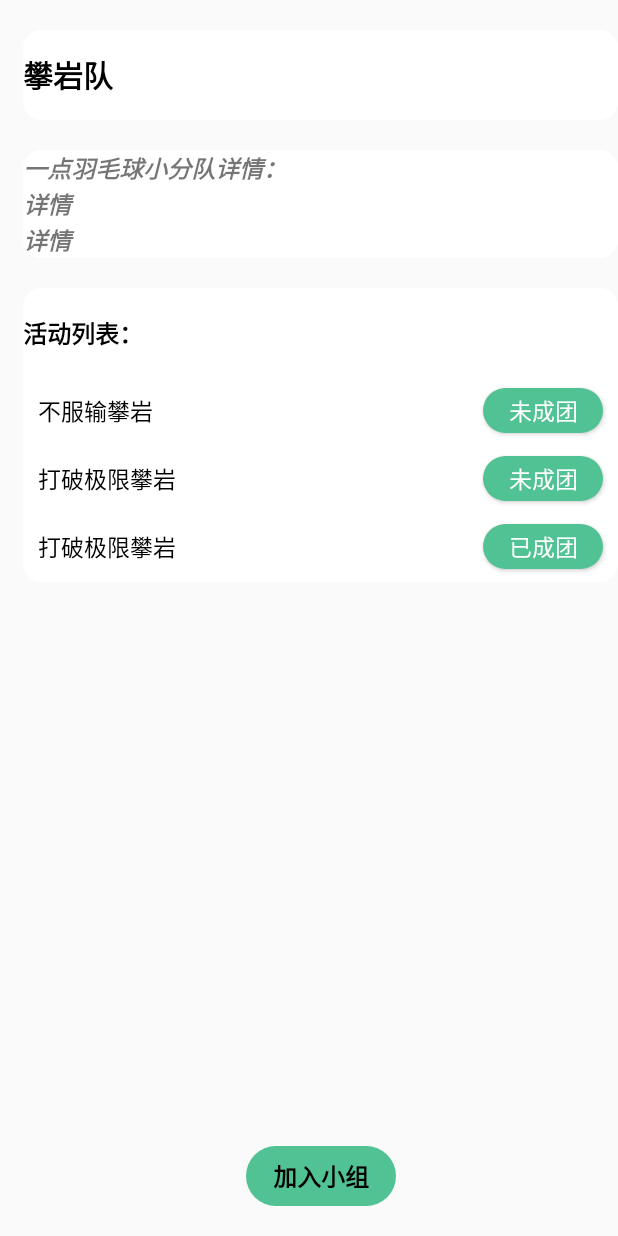
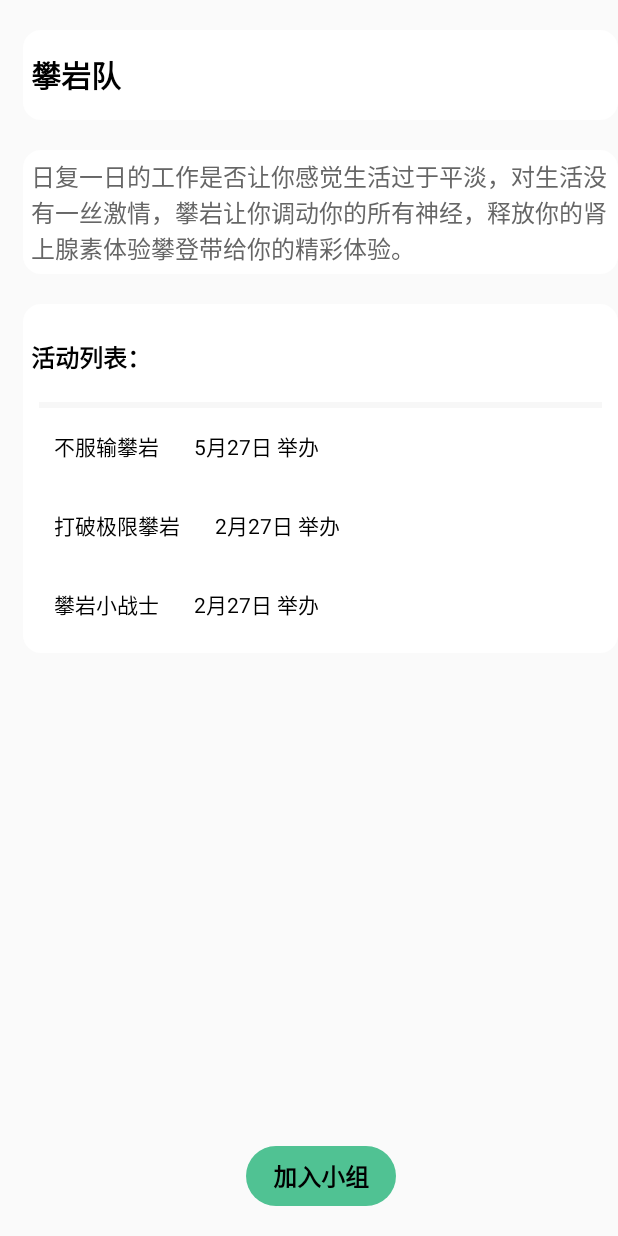
Before and after one commit to WeihaoJiang/sport, an Android app: the screen it shows after launch (GroupDetailActivity), after a tap on an icon or button, on a phone screen of 412 x 824 dp. Run offline under Robolectric (Android 15) with nearby library versions, the phone set to English and light mode, and no system bars; our stand-ins replace CircleImageView, EventBus; libraries missing offline, so code that uses them is left out: com.alibaba.fastjson, com.avos.avoscloud; 1 statement that could not run was skipped; 2 other taps on this screen came first.

Commit message:
update:修改小组分队界面

```diff
--- a/app/src/main/java/com/example/jiangweihao/sport/coding/activity/GroupDetailActivity.java
+++ b/app/src/main/java/com/example/jiangweihao/sport/coding/activity/GroupDetailActivity.java
@@ -11,6 +11,7 @@ import android.widget.Button;
 import android.widget.TextView;
 
 import com.example.jiangweihao.sport.R;
+import com.example.jiangweihao.sport.coding.adapter.GroupDetailAdapter;
 import com.example.jiangweihao.sport.coding.adapter.HomeAdapter;
 import com.example.jiangweihao.sport.coding.adapter.RecycleViewDivider;
 import com.example.jiangweihao.sport.coding.bean.Activityinfo1;
@@ -22,21 +23,23 @@ import java.util.Date;
 
 public class GroupDetailActivity extends AppCompatActivity implements View.OnClickListener {
     public HomeAdapter homeAdapter;
+    public GroupDetailAdapter detailAdapter;
     private RecyclerView mRecyclerView;
     private ArrayList<Activityinfo1> mList = new ArrayList<Activityinfo1>();
     private String status;
-    private TextView mTitleName;
+    private TextView mTitleName,mDescription;
     @Override
     protected void onCreate(Bundle savedInstanceState) {
         super.onCreate(savedInstanceState);
         setContentView(R.layout.activity_group_detail);
         mTitleName = findViewById(R.id.group_name);
+        mDescription = findViewById(R.id.description);
         initData();
         mRecyclerView = findViewById(R.id.item_list);
-        homeAdapter = new HomeAdapter(this, mList, status);
+        detailAdapter = new GroupDetailAdapter(this, mList);
         mRecyclerView.setLayoutManager(new LinearLayoutManager(this, LinearLayoutManager.VERTICAL, false));
         mRecyclerView.addItemDecoration(new RecycleViewDivider(this, LinearLayoutManager.VERTICAL));
-        mRecyclerView.setAdapter(homeAdapter);
+        mRecyclerView.setAdapter(detailAdapter);
         findViewById(R.id.join_group).setOnClickListener(this);
     }
 
@@ -45,8 +48,8 @@ public class GroupDetailActivity extends AppCompatActivity implements View.OnCli
         String name = getIntent().getStringExtra("name");
         mTitleName.setText(name);
 
-
         if (name.equals("游泳队")){
+            mDescription.setText("我们都是水中的鱼儿，游啊游，游着游着我们就拥有了美人鱼般优美的身体曲线。");
             Activityinfo1 activityinfo1 = new Activityinfo1("火爆的游泳团",10 , DateUtils.getDateString(9),"北京市朝阳区天辰东路11号");
             activityinfo1.setNum(3);
             Bitmap bitmap = BitmapFactory.decodeResource(getResources(), R.drawable.panyan);
@@ -69,15 +72,17 @@ public class GroupDetailActivity extends AppCompatActivity implements View.OnCli
 
 
         } else if (name.equals("攀岩队")){
+            mDescription.setText("日复一日的工作是否让你感觉生活过于平淡，对生活没有一丝激情，攀岩让你调动你的所有神经，释放你的肾上腺素体验攀登带给你的精彩体验。");
             Activityinfo1 activityinfo4= new Activityinfo1("不服输攀岩",10 ,DateUtils.getDateString(3),"北京市朝阳区西坝河南路4号");
             activityinfo4.setNum(0);
             Activityinfo1 activityinfo5 = new Activityinfo1("打破极限攀岩",15 ,DateUtils.getDateString(0),"北清路68号院用友软件园北区16号楼D座-1层");
             activityinfo5.setNum(1);
-            Activityinfo1 activityinfo6 = new Activityinfo1("打破极限攀岩",15 ,DateUtils.getDateString(0),"北清路68号院用友软件园北区16号楼D座-1层");
+            Activityinfo1 activityinfo6 = new Activityinfo1("攀岩小战士",15 ,DateUtils.getDateString(0),"北清路68号院用友软件园北区16号楼D座-1层");
             mList.add(activityinfo4);
             mList.add(activityinfo5);
             mList.add(activityinfo6);
         } else if (name.equals("羽毛球队")) {
+            mDescription.setText("羽毛球是所有运动中最可以让全身机能得到最大锻炼的一项运动，加入我们，一起为荷尔蒙窒息。");
             Activityinfo1 activityinfo7 = new Activityinfo1("望京羽毛球团",18 ,DateUtils.getDateString(3),"丰台区顺发路玉泉营博锐体育园内");
             activityinfo7.setNum(8);
             Activityinfo1 activityinfo6= new Activityinfo1("羽毛团",50 ,DateUtils.getDateString(6),"农展南路1号朝阳公园");
--- a/app/src/main/java/com/example/jiangweihao/sport/coding/fragment/HomeFragment.java
+++ b/app/src/main/java/com/example/jiangweihao/sport/coding/fragment/HomeFragment.java
@@ -62,7 +62,7 @@ public class HomeFragment extends BaseFragment implements View.OnClickListener {
         mBadmintonBack = view.findViewById(R.id.iv_badminton_back);
         mSwimmingBack.setOnClickListener(this);
         mClimbBack.setOnClickListener(this);
-        mClimbBack.setOnClickListener(this);
+        mBadmintonBack.setOnClickListener(this);
         tv_map.setOnClickListener(this);
     }
 
--- a/app/src/main/java/com/example/jiangweihao/sport/coding/fragment/XiaoXiFragment.java
+++ b/app/src/main/java/com/example/jiangweihao/sport/coding/fragment/XiaoXiFragment.java
@@ -69,12 +69,14 @@ public class XiaoXiFragment extends BaseFragment implements View.OnClickListener
     private void initData() {
         mUserInfoList.clear();
         SimpleDateFormat   formatter   =   new SimpleDateFormat("HH:mm:ss");
+        Date curDate =  new Date(System.currentTimeMillis());
 
-        for (int i = 0; i<=4;i++){
-            Date curDate =  new Date(System.currentTimeMillis());
-            UserInfo1 userInfo = new UserInfo1("游泳冠军群"+i, formatter.format(curDate),"有人要去恭王府游泳吗？");
-            mUserInfoList.add(userInfo);
-        }
+        UserInfo1 userInfo1 = new UserInfo1("游泳冠军群", formatter.format(curDate),"有人要去恭王府游泳吗？");
+        UserInfo1 userInfo2 = new UserInfo1("go go go 攀岩群", formatter.format(curDate),"昨天的攀岩真的是太棒了？");
+        UserInfo1 userInfo3 = new UserInfo1("羽毛球群", formatter.format(curDate),"谁有多余的羽毛球呀，亲？");
+        mUserInfoList.add(userInfo1);
+        mUserInfoList.add(userInfo2);
+        mUserInfoList.add(userInfo3);
     }
 
 
--- a/app/src/main/res/layout/activity_group_detail.xml
+++ b/app/src/main/res/layout/activity_group_detail.xml
@@ -11,6 +11,7 @@
         android:id="@+id/group_name"
         android:layout_width="match_parent"
         android:layout_height="60dp"
+        android:padding="5dp"
         android:gravity="center_vertical"
         android:textSize="20dp"
         android:textColor="@color/black"
@@ -25,10 +26,12 @@
         android:layout_width="match_parent"
         android:layout_height="wrap_content"
         android:gravity="center_vertical"
+        android:padding="5dp"
         android:textSize="16dp"
-        android:textStyle="bold|italic"
+        android:textColor="#666"
         android:layout_marginTop="@dimen/dp_20"
-        android:text="一点羽毛球小分队详情：\n详情\n详情"
+        android:lines="3"
+        android:text="详情介绍"
         android:background="@drawable/recycle_bg"
         app:layout_constraintTop_toBottomOf="@id/group_name" />
 
@@ -37,6 +40,7 @@
         android:layout_height="wrap_content"
         android:orientation="vertical"
         tools:ignore="MissingConstraints"
+        android:padding="5dp"
         android:layout_marginTop="@dimen/dp_20"
         android:background="@drawable/recycle_bg"
         app:layout_constraintTop_toBottomOf="@id/description"
@@ -53,6 +57,12 @@
             android:text="活动列表："
              />
 
+        <View
+            android:layout_width="match_parent"
+            android:layout_height="4dp"
+            android:layout_marginRight="5dp"
+            android:layout_marginLeft="5dp"
+            android:background="#f7f7f7"/>
         <android.support.v7.widget.RecyclerView
             android:id="@+id/item_list"
             android:layout_width="match_parent"
```
Also changed, not shown: app/src/main/java/com/example/jiangweihao/sport/coding/adapter/GroupDetailAdapter.java (+5 -51 lines), app/src/main/res/layout/user_list.xml (+0 -8 lines).
